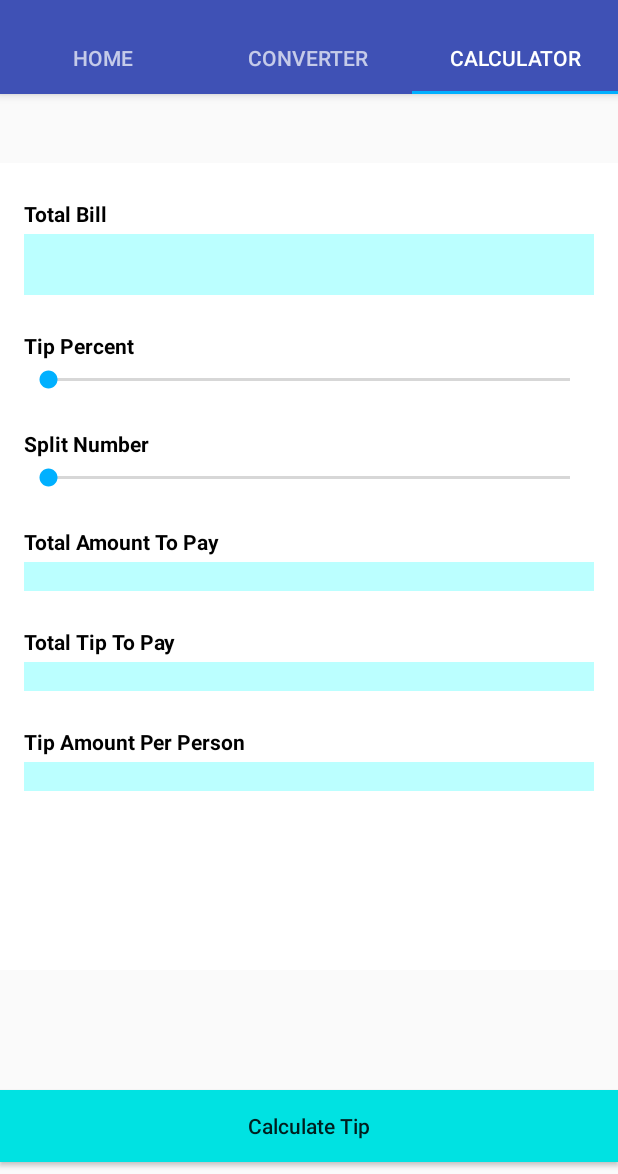
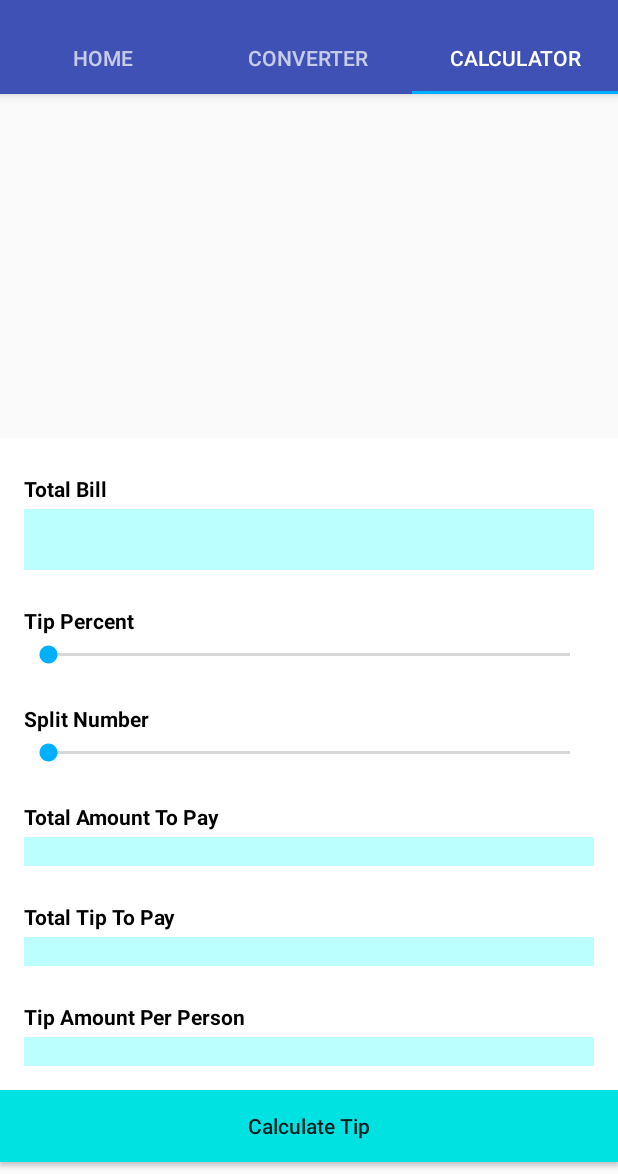
Before and after one commit to bigTimeBrad/TipGuide, an Android app: the screen it shows after launch (MainActivity), tab 3 chosen, on a phone screen of 412 x 824 dp, the part 62-1236 px from its top. Run offline under Robolectric (Android 15) with nearby library versions, the phone set to English and light mode, and no system bars.

Commit message:
fixing tests on the calculator layout, and had to adjust the relativeLayout to make the button able to scroll

```diff
--- a/app/src/main/res/layout/item_calculator.xml
+++ b/app/src/main/res/layout/item_calculator.xml
@@ -1,24 +1,15 @@
 <?xml version="1.0" encoding="utf-8"?>
-<!--<LinearLayout xmlns:android="http://schemas.android.com/apk/res/android"-->
-    <!--android:layout_width="match_parent"-->
-    <!--android:layout_height="match_parent"-->
-    <!--android:orientation="vertical"-->
-    <!--android:padding="@dimen/md_keylines">-->
-
-<!--</LinearLayout>-->
 
 <RelativeLayout xmlns:android="http://schemas.android.com/apk/res/android"
 android:layout_width="match_parent"
-android:layout_height="match_parent"
->
+android:layout_height="match_parent">
 
     <ScrollView
         android:id="@+id/scroll_content"
         android:layout_width="match_parent"
-        android:layout_height="538dp"
-
+        android:layout_height="wrap_content"
         android:layout_above="@+id/calculate_tips"
-        android:layout_marginBottom="80dp"
+        android:layout_marginBottom="0dp"
         android:background="#ffffff"
         android:padding="16dp"
         android:scrollbars="none">
@@ -32,7 +23,6 @@ android:layout_height="match_parent"
                 android:id="@+id/first_binary"
                 android:layout_width="wrap_content"
                 android:layout_height="wrap_content"
-
                 android:layout_alignParentTop="true"
                 android:layout_marginTop="8dp"
                 android:text="@string/total_bill"
```
Also changed, not shown: 1 other file.
